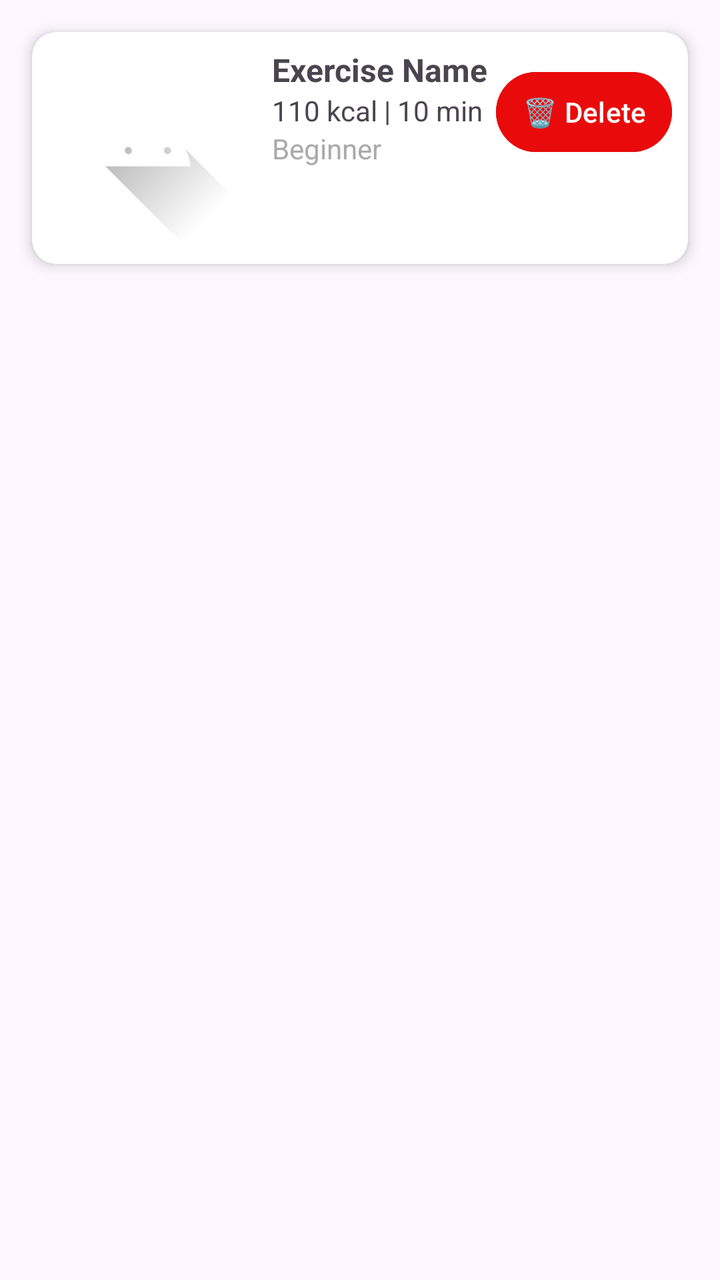
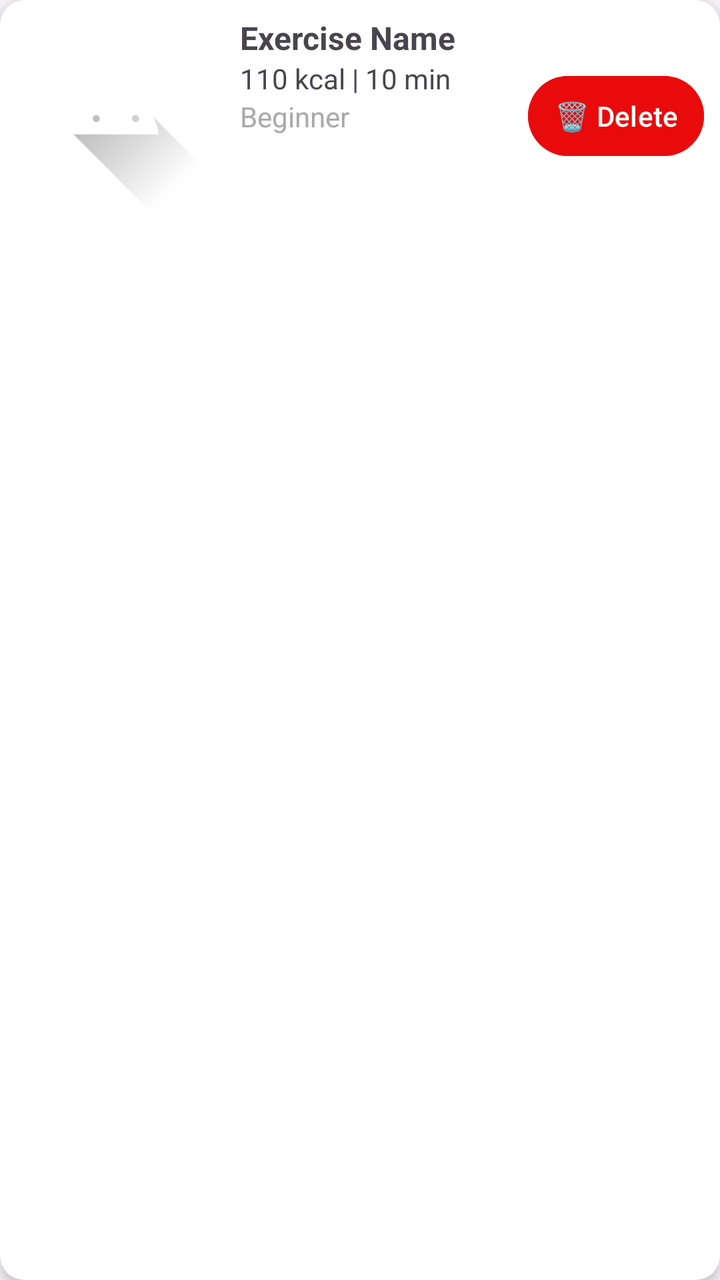

Two renders of the same Android screen: before a commit and after it. Below are the layout's source before the change and the commit's diff.
<!-- AndroidManifest.xml: application theme Theme.FitPro -->
<!-- res/layout/custom_exercise_card.xml -->
<?xml version="1.0" encoding="utf-8"?>
<ScrollView xmlns:android="http://schemas.android.com/apk/res/android"
    xmlns:app="http://schemas.android.com/apk/res-auto"
    android:layout_width="match_parent"
    android:layout_height="match_parent"
    android:fillViewport="true">

    <LinearLayout
        android:id="@+id/cardContainer"
        android:layout_width="match_parent"
        android:layout_height="wrap_content"
        android:orientation="vertical"
        android:padding="8dp">

        
        <androidx.cardview.widget.CardView
            android:layout_width="match_parent"
            android:layout_height="wrap_content"
            android:layout_margin="8dp"
            app:cardCornerRadius="12dp"
            app:cardElevation="4dp">

            <LinearLayout
                android:layout_width="match_parent"
                android:layout_height="wrap_content"
                android:orientation="horizontal"
                android:padding="8dp">

                <ImageView
                    android:id="@+id/imgExercise"
                    android:layout_width="100dp"
                    android:layout_height="100dp"
                    android:scaleType="centerCrop"
                    android:src="@drawable/ic_launcher_foreground" />

                <LinearLayout
                    android:layout_width="0dp"
                    android:layout_height="wrap_content"
                    android:layout_weight="1"
                    android:orientation="vertical"
                    android:layout_marginStart="12dp">

                    <TextView
                        android:id="@+id/tvExerciseName"
                        android:layout_width="wrap_content"
                        android:layout_height="wrap_content"
                        android:text="Exercise Name"
                        android:textSize="16sp"
                        android:textStyle="bold" />

                    <TextView
                        android:id="@+id/tvKcalTime"
                        android:layout_width="wrap_content"
                        android:layout_height="wrap_content"
                        android:text="110 kcal | 10 min"
                        android:textSize="14sp" />

                    <TextView
                        android:id="@+id/tvLevel"
                        android:layout_width="wrap_content"
                        android:layout_height="wrap_content"
                        android:text="Beginner"
                        android:textColor="@android:color/darker_gray"
                        android:textSize="14sp" />

                </LinearLayout>

                <Button
                    android:id="@+id/btnRemoveExercise"
                    android:layout_width="wrap_content"
                    android:layout_height="wrap_content"
                    android:text="🗑 Delete"
                    android:backgroundTint="#E90B0B"
                    android:textColor="@android:color/white"
                    android:paddingStart="12dp"
                    android:paddingEnd="12dp"
                    android:layout_marginTop="8dp"/>

            </LinearLayout>

        </androidx.cardview.widget.CardView>

        <Space
            android:layout_width="397dp"
            android:layout_height="15dp" />

        

    </LinearLayout>
</ScrollView>
<!-- resources referenced by this layout -->
<resources>
  <!-- drawable ic_launcher_foreground (drawable) -->
  <vector xmlns:android="http://schemas.android.com/apk/res/android"
      xmlns:aapt="http://schemas.android.com/aapt"
      android:width="108dp"
      android:height="108dp"
      android:viewportWidth="108"
      android:viewportHeight="108">
      <path android:pathData="M31,63.928c0,0 6.4,-11 12.1,-13.1c7.2,-2.6 26,-1.4 26,-1.4l38.1,38.1L107,108.928l-32,-1L31,63.928z">
          <aapt:attr name="android:fillColor">
              <gradient
                  android:endX="85.84757"
                  android:endY="92.4963"
                  android:startX="42.9492"
                  android:startY="49.59793"
                  android:type="linear">
                  <item
                      android:color="#44000000"
                      android:offset="0.0" />
                  <item
                      android:color="#00000000"
                      android:offset="1.0" />
              </gradient>
          </aapt:attr>
      </path>
      <path
          android:fillColor="#FFFFFF"
          android:fillType="nonZero"
          android:pathData="M65.3,45.828l3.8,-6.6c0.2,-0.4 0.1,-0.9 -0.3,-1.1c-0.4,-0.2 -0.9,-0.1 -1.1,0.3l-3.9,6.7c-6.3,-2.8 -13.4,-2.8 -19.7,0l-3.9,-6.7c-0.2,-0.4 -0.7,-0.5 -1.1,-0.3C38.8,38.328 38.7,38.828 38.9,39.228l3.8,6.6C36.2,49.428 31.7,56.028 31,63.928h46C76.3,56.028 71.8,49.428 65.3,45.828zM43.4,57.328c-0.8,0 -1.5,-0.5 -1.8,-1.2c-0.3,-0.7 -0.1,-1.5 0.4,-2.1c0.5,-0.5 1.4,-0.7 2.1,-0.4c0.7,0.3 1.2,1 1.2,1.8C45.3,56.528 44.5,57.328 43.4,57.328L43.4,57.328zM64.6,57.328c-0.8,0 -1.5,-0.5 -1.8,-1.2s-0.1,-1.5 0.4,-2.1c0.5,-0.5 1.4,-0.7 2.1,-0.4c0.7,0.3 1.2,1 1.2,1.8C66.5,56.528 65.6,57.328 64.6,57.328L64.6,57.328z"
          android:strokeWidth="1"
          android:strokeColor="#00000000" />
  </vector>
  <style name="Theme.FitPro" parent="Base.Theme.FitPro" />
  <style name="Base.Theme.FitPro" parent="Theme.Material3.DayNight.NoActionBar">
          
          
      </style>
</resources>

<!-- the commit's change to res/layout/custom_exercise_card.xml (unified diff, before → after) -->
@@ -1,90 +1,66 @@
 <?xml version="1.0" encoding="utf-8"?>
-<ScrollView xmlns:android="http://schemas.android.com/apk/res/android"
+<androidx.cardview.widget.CardView xmlns:android="http://schemas.android.com/apk/res/android"
     xmlns:app="http://schemas.android.com/apk/res-auto"
     android:layout_width="match_parent"
-    android:layout_height="match_parent"
-    android:fillViewport="true">
+    android:layout_height="wrap_content"
+    android:layout_margin="8dp"
+    app:cardCornerRadius="12dp"
+    app:cardElevation="4dp">
 
     <LinearLayout
-        android:id="@+id/cardContainer"
         android:layout_width="match_parent"
         android:layout_height="wrap_content"
-        android:orientation="vertical"
+        android:orientation="horizontal"
         android:padding="8dp">
 
-        
-        <androidx.cardview.widget.CardView
-            android:layout_width="match_parent"
+        <ImageView
+            android:id="@+id/imgExercise"
+            android:layout_width="100dp"
+            android:layout_height="100dp"
+            android:scaleType="centerCrop"
+            android:src="@drawable/ic_launcher_foreground" />
+
+        <LinearLayout
+            android:layout_width="0dp"
             android:layout_height="wrap_content"
-            android:layout_margin="8dp"
-            app:cardCornerRadius="12dp"
-            app:cardElevation="4dp">
+            android:layout_weight="1"
+            android:orientation="vertical"
+            android:layout_marginStart="12dp">
 
-            <LinearLayout
-                android:layout_width="match_parent"
+            <TextView
+                android:id="@+id/tvExerciseName"
+                android:layout_width="wrap_content"
                 android:layout_height="wrap_content"
-                android:orientation="horizontal"
-                android:padding="8dp">
+                android:text="Exercise Name"
+                android:textSize="16sp"
+                android:textStyle="bold" />
 
-                <ImageView
-                    android:id="@+id/imgExercise"
-                    android:layout_width="100dp"
-                    android:layout_height="100dp"
-                    android:scaleType="centerCrop"
-                    android:src="@drawable/ic_launcher_foreground" />
+            <TextView
+                android:id="@+id/tvKcalTime"
+                android:layout_width="wrap_content"
+                android:layout_height="wrap_content"
+                android:text="110 kcal | 10 min"
+                android:textSize="14sp" />
 
-                <LinearLayout
-                    android:layout_width="0dp"
-                    android:layout_height="wrap_content"
-                    android:layout_weight="1"
-                    android:orientation="vertical"
-                    android:layout_marginStart="12dp">
+            <TextView
+                android:id="@+id/tvLevel"
+                android:layout_width="wrap_content"
+                android:layout_height="wrap_content"
+                android:text="Beginner"
+                android:textColor="@android:color/darker_gray"
+                android:textSize="14sp" />
 
-                    <TextView
-                        android:id="@+id/tvExerciseName"
-                        android:layout_width="wrap_content"
-                        android:layout_height="wrap_content"
-                        android:text="Exercise Name"
-                        android:textSize="16sp"
-                        android:textStyle="bold" />
+        </LinearLayout>
 
-                    <TextView
-                        android:id="@+id/tvKcalTime"
-                        android:layout_width="wrap_content"
-                        android:layout_height="wrap_content"
-                        android:text="110 kcal | 10 min"
-                        android:textSize="14sp" />
-
-                    <TextView
-                        android:id="@+id/tvLevel"
-                        android:layout_width="wrap_content"
-                        android:layout_height="wrap_content"
-                        android:text="Beginner"
-                        android:textColor="@android:color/darker_gray"
-                        android:textSize="14sp" />
-
-                </LinearLayout>
-
-                <Button
-                    android:id="@+id/btnRemoveExercise"
-                    android:layout_width="wrap_content"
-                    android:layout_height="wrap_content"
-                    android:text="🗑 Delete"
-                    android:backgroundTint="#E90B0B"
-                    android:textColor="@android:color/white"
-                    android:paddingStart="12dp"
-                    android:paddingEnd="12dp"
-                    android:layout_marginTop="8dp"/>
-
-            </LinearLayout>
-
-        </androidx.cardview.widget.CardView>
-
-        <Space
-            android:layout_width="397dp"
-            android:layout_height="15dp" />
-
-        
-
+        <Button
+            android:id="@+id/btnRemoveExercise"
+            android:layout_width="wrap_content"
+            android:layout_height="wrap_content"
+            android:text="🗑 Delete"
+            android:backgroundTint="#E90B0B"
+            android:textColor="@android:color/white"
+            android:paddingStart="12dp"
+            android:paddingEnd="12dp"
+            android:layout_gravity="center_vertical"/>
     </LinearLayout>
-</ScrollView>
+</androidx.cardview.widget.CardView>
